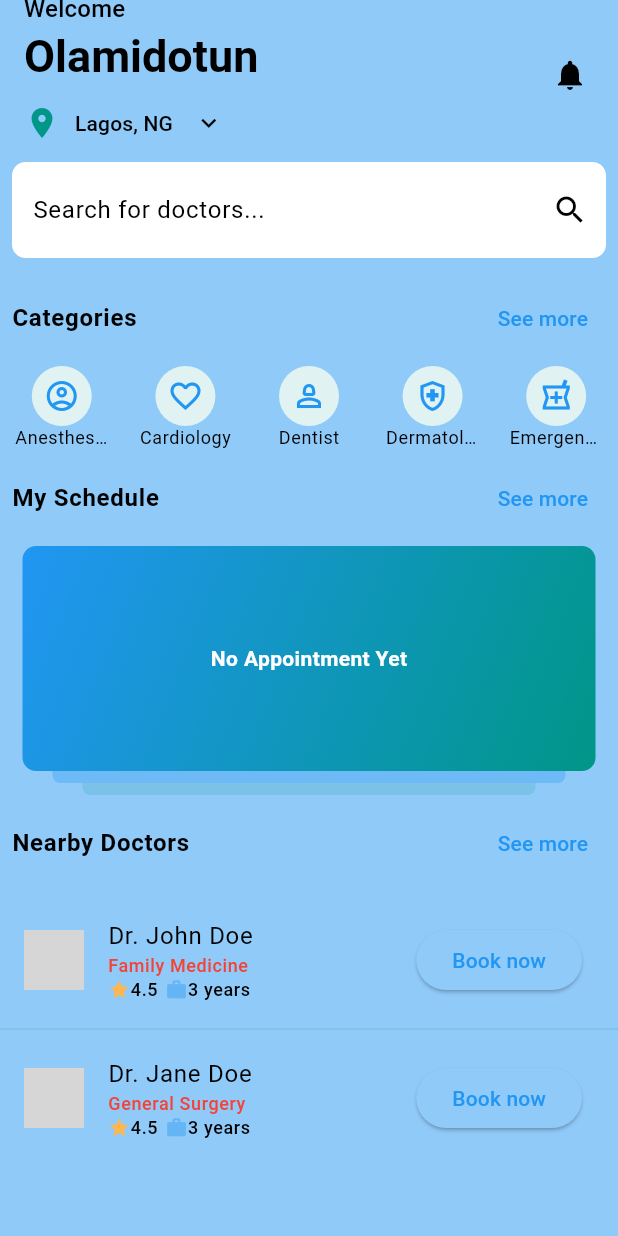
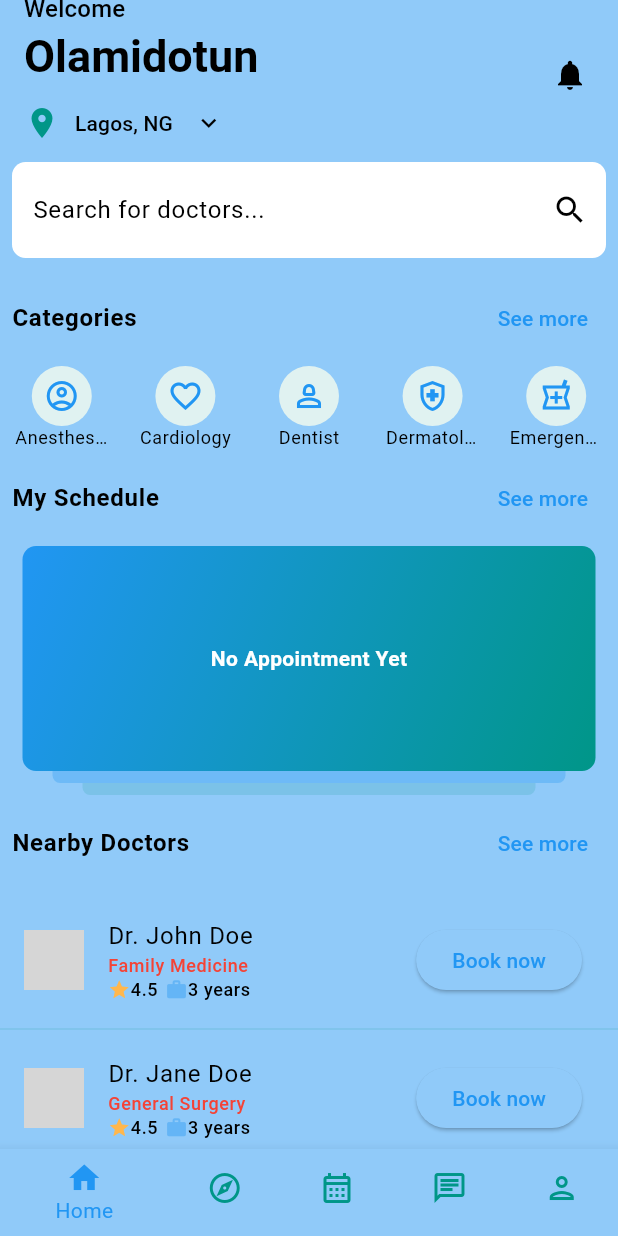
Before and after one commit to Olamidotune/Doctor_App, a Flutter app: the screen it shows after launch, on a phone screen of 412 x 824 dp. Run offline on Flutter 3.47's test engine with Material 3 defaults, Android fonts, the phone set to English and light mode, and no system bars; our stand-ins replace bloc, equatable, google_maps_flutter; network calls fail; grey boxes are pictures that could not be loaded.

Commit message:
completed the bottomNavBar and started the home bloc

```diff
--- /dev/null
+++ b/lib/blocs/bloc/home_bloc.dart
@@ -0,0 +1,14 @@
+import 'package:bloc/bloc.dart';
+import 'package:equatable/equatable.dart';
+import 'package:models/models.dart';
+
+part 'home_event.dart';
+part 'home_state.dart';
+
+class HomeBloc extends Bloc<HomeEvent, HomeState> {
+  HomeBloc() : super(HomeState()) {
+    on<HomeEvent>((event, emit) {
+
+    });
+  }
+}
--- a/lib/presentation/screens/home/home.dart
+++ b/lib/presentation/screens/home/home.dart
@@ -2,6 +2,7 @@
 
 import 'package:doctor_booking_app/presentation/widgets/appointment_card.dart';
 import 'package:doctor_booking_app/presentation/widgets/avatar.dart';
+import 'package:doctor_booking_app/presentation/widgets/custom_bottom_nav_bar.dart';
 import 'package:doctor_booking_app/presentation/widgets/doctor_tile.dart';
 import 'package:doctor_booking_app/presentation/widgets/section_tile.dart';
 import 'package:flutter/material.dart';
@@ -102,6 +103,7 @@ class HomeView extends StatelessWidget {
           ],
         ),
       ),
+      bottomNavigationBar: CustomBottomNavBar(),
     );
   }
 }
--- /dev/null
+++ b/lib/presentation/widgets/custom_bottom_nav_bar.dart
@@ -0,0 +1,58 @@
+import 'package:flutter/material.dart';
+
+class CustomBottomNavBar extends StatelessWidget {
+  const CustomBottomNavBar({super.key});
+
+  @override
+  Widget build(BuildContext context) {
+    final ColorScheme colorScheme = Theme.of(context).colorScheme;
+    return BottomNavigationBar(
+      selectedItemColor: colorScheme.primary,
+      unselectedItemColor: colorScheme.secondary,
+      enableFeedback: true,
+      type: BottomNavigationBarType.shifting,
+      onTap: (value) {
+        switch (value){
+          case 0:
+          print("$value 0");
+          break;
+          case 1:
+          print("$value 1" );
+          break;
+        }
+      },
+      items: const [
+        BottomNavigationBarItem(
+          label: "Home",
+          icon: Icon(
+            Icons.home,
+          ),
+        ),
+        BottomNavigationBarItem(
+          label: "Home",
+          icon: Icon(
+            Icons.explore_outlined,
+          ),
+        ),
+        BottomNavigationBarItem(
+          label: "Home",
+          icon: Icon(
+            Icons.calendar_month_outlined,
+          ),
+        ),
+        BottomNavigationBarItem(
+          label: "Chat",
+          icon: Icon(
+            Icons.chat_outlined,
+          ),
+        ),
+        BottomNavigationBarItem(
+          label: "Profile",
+          icon: Icon(
+            Icons.person_outlined,
+          ),
+        ),
+      ],
+    );
+  }
+}
--- a/pubspec.yaml
+++ b/pubspec.yaml
@@ -16,6 +16,8 @@ dependencies:
 
   cupertino_icons: ^1.0.2
   flutter_launcher_icons: ^0.13.1
+  flutter_bloc: ^8.1.5
+  equatable: ^2.0.5
 
 dev_dependencies:
   flutter_test:
```
Also changed, not shown: lib/blocs/bloc/home_event.dart (added, +11 -0 lines), lib/blocs/bloc/home_state.dart (added, +39 -0 lines), pubspec.lock, 3 other files.
